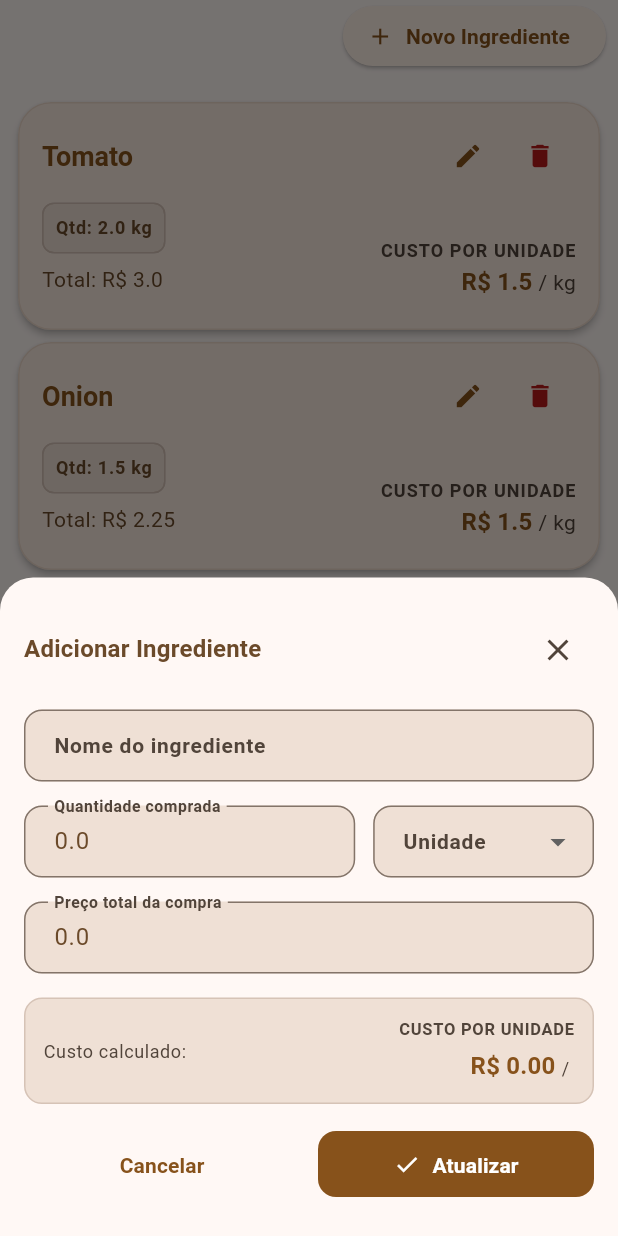
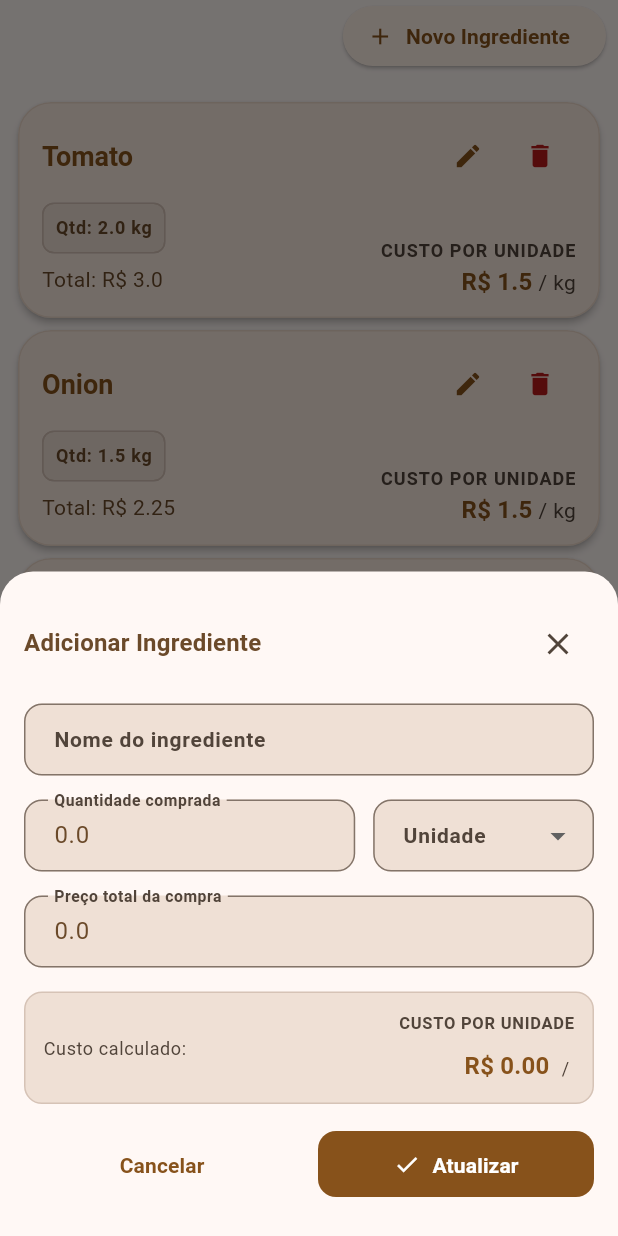
Before and after one commit to FelipePaterni/reseller, a Flutter app: the screen it shows after launch, item 3 of the bottom bar chosen, after a tap on "Novo Ingrediente", on a phone screen of 412 x 824 dp. Run offline on Flutter 3.47's test engine with Material 3 defaults, Android fonts, the phone set to English and light mode, and no system bars; drawn by our look-alikes of flutter_form_builder.

Commit message:
feat: add factory constructor for empty Ingredient, update IngredientList to use it, and refactor TableTab implementation

```diff
--- a/lib/src/modules/ingredients/domain/entities/ingredient.dart
+++ b/lib/src/modules/ingredients/domain/entities/ingredient.dart
@@ -63,8 +63,14 @@ class Ingredient {
     _costPerUnit = (_costPerUnit * 100).round() / 100;
   }
 
-  void recalculateCostPerUnit() {
-    _recalculateCostPerUnit();
+  factory Ingredient.empty() {
+    return Ingredient(
+      id: null,
+      name: "",
+      unitLabel: "",
+      quantity: 0,
+      totalCost: 0,
+      costPerUnit: 0,
+    );
   }
-
 }
--- a/lib/src/modules/ingredients/presentation/pages/ingredient_list.dart
+++ b/lib/src/modules/ingredients/presentation/pages/ingredient_list.dart
@@ -46,7 +46,7 @@ class IngredientList extends StatelessWidget {
           spacing: 16,
           children: [
             ElevatedButton.icon(
-              onPressed: () => _openModal(context, Ingredient()),
+              onPressed: () => _openModal(context, Ingredient.empty()),
               icon: const Icon(Icons.add),
               label: const Text("Novo Ingrediente"),
             ),
--- a/lib/src/modules/ingredients/presentation/widgets/calculated_cost_display.dart
+++ b/lib/src/modules/ingredients/presentation/widgets/calculated_cost_display.dart
@@ -1,5 +1,4 @@
 import 'package:flutter/material.dart';
-
 
 class CalculatedCostDisplay extends StatelessWidget {
   final double costPerUnit;
@@ -43,11 +42,11 @@ class CalculatedCostDisplay extends StatelessWidget {
                   letterSpacing: 0.5,
                 ),
               ),
-              const SizedBox(height: 4),
+              const SizedBox(height: 8),
               Row(
                 crossAxisAlignment: CrossAxisAlignment.baseline,
                 textBaseline: TextBaseline.alphabetic,
-                spacing: 4,
+                spacing: 8,
                 children: [
                   Text(
                     'R\$ ${costPerUnit.toStringAsFixed(2)}',
--- a/lib/src/modules/ingredients/presentation/widgets/card_ingredients.dart
+++ b/lib/src/modules/ingredients/presentation/widgets/card_ingredients.dart
@@ -115,7 +115,6 @@ class CardIngredients extends StatelessWidget {
                 ),
               ],
             ),
-            const SizedBox(height: 8),
           ],
         ),
       ),
--- a/lib/src/modules/ingredients/presentation/widgets/ingredient_delete_sheet.dart
+++ b/lib/src/modules/ingredients/presentation/widgets/ingredient_delete_sheet.dart
@@ -80,11 +80,15 @@ class IngredientDeleteSheet extends StatelessWidget {
                     elevation: 0,
                   ),
                   onPressed: () {
+                    final id = ingredient.id;
+                    if (id == null) {
+                      return;
+                    }
                     Navigator.of(context).pop(ingredient);
                     Provider.of<IngredientsProvider>(
                       context,
                       listen: false,
-                    ).deleteById(ingredient.id!);
+                    ).deleteById(id);
                   },
                   child: Text(
                     'Excluir',
--- a/lib/src/modules/ingredients/presentation/widgets/ingredient_edit_sheet.dart
+++ b/lib/src/modules/ingredients/presentation/widgets/ingredient_edit_sheet.dart
@@ -16,7 +16,6 @@ class IngredientEditSheet extends StatefulWidget {
 
 class _IngredientEditSheetState extends State<IngredientEditSheet> {
   final _formKey = GlobalKey<FormBuilderState>();
-  //  final Map<String, dynamic> _formData = {};
   static const List<String> _unitOptions = <String>['kg', 'g', 'un', 'ml', 'l'];
 
   @override
--- a/lib/src/modules/recipes/presentation/pages/recipe_info.dart
+++ b/lib/src/modules/recipes/presentation/pages/recipe_info.dart
@@ -1,7 +1,7 @@
 import 'package:flutter/material.dart';
 import 'package:reseller/src/core/theme/app_colors.dart';
 import 'package:reseller/src/modules/recipes/domain/entities/recipe.dart';
-import 'package:reseller/src/modules/recipes/presentation/widgets/tabel_tab.dart';
+import 'package:reseller/src/modules/recipes/presentation/widgets/table_tab.dart';
 import 'package:reseller/src/modules/recipes/presentation/widgets/top_image.dart';
 import 'package:reseller/src/shared/widgets/draggable_bottom.dart';
 import 'package:reseller/src/shared/widgets/tab_item.dart';
--- a/lib/src/modules/recipes/presentation/widgets/tabel_tab.dart
+++ b/lib/src/modules/recipes/presentation/widgets/table_tab.dart
@@ -18,7 +18,7 @@ class TableTab extends StatelessWidget {
     return Column(
       children: [
         Padding(
-          padding: const EdgeInsets.only(left: 9, right: 9, top: 20, bottom: 0),
+          padding: const EdgeInsets.only(left: 8, right: 8, top: 24, bottom: 0),
           child: Row(
             crossAxisAlignment: CrossAxisAlignment.end,
             mainAxisSize: MainAxisSize.max,
```
